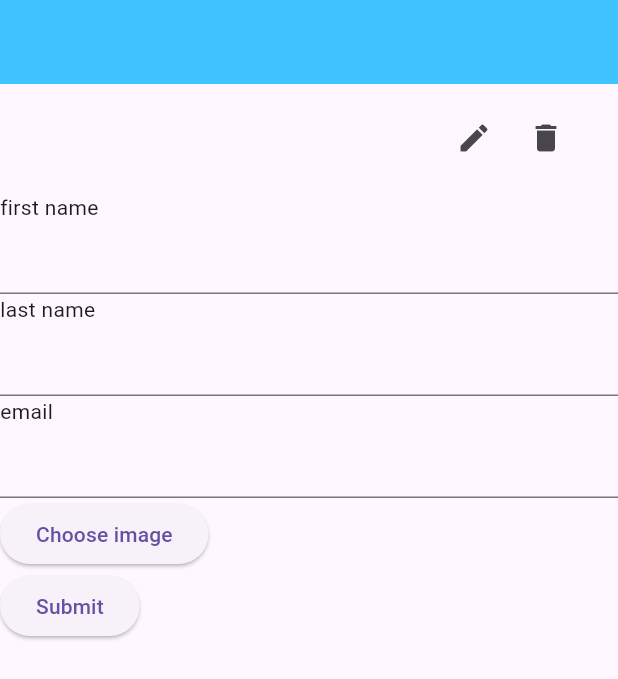
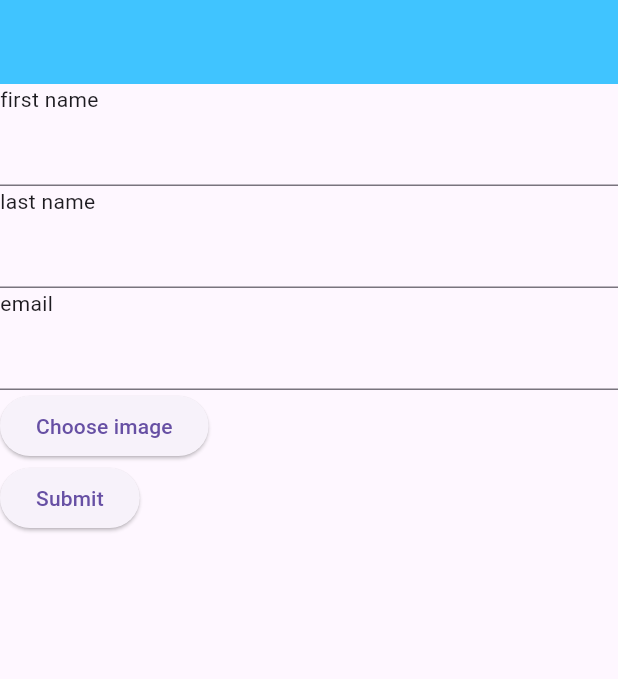
Before and after one commit to Subekshya8686/mobile_app_dev, a Flutter app: the screen it shows after launch, after a tap on "Submit", on a phone screen of 412 x 824 dp. Shown: the top 679 px of the screen. Run offline on Flutter 3.47's test engine with Material 3 defaults, Android fonts, the phone set to English and light mode, and no system bars; our stand-ins replace cloud_firestore, firebase_auth, firebase_core, firebase_database, firebase_storage, flutter_local_notifications and 1 more; accounts and stored records are empty; network calls fail.

Commit message:
User Crud

```diff
--- /dev/null
+++ b/lib/constants/app_image.dart
@@ -0,0 +1 @@
+const String pngCamera = "assets/images/camera.png";
--- a/lib/firestore_example/firestore_example.dart
+++ b/lib/firestore_example/firestore_example.dart
@@ -1,11 +1,14 @@
 import 'dart:io';
 
-import 'package:firebase_storage/firebase_storage.dart';
-import 'package:flutter_1/model/user_model.dart';
 import 'package:cloud_firestore/cloud_firestore.dart';
 import 'package:firebase_database/firebase_database.dart';
+import 'package:firebase_storage/firebase_storage.dart';
 import 'package:flutter/material.dart';
+import 'package:flutter_1/constants/app_image.dart';
+import 'package:flutter_1/model/user_model.dart';
+import 'package:flutter_1/providers/user_view_model.dart';
 import 'package:image_picker/image_picker.dart';
+import 'package:provider/provider.dart';
 
 class FireStoreExample extends StatefulWidget {
   const FireStoreExample({super.key});
@@ -22,6 +25,20 @@ class _FireStoreExampleState extends State<FireStoreExample> {
 
   final firestore = FirebaseFirestore.instance;
 
+  late UserViewModel _userViewModel;
+
+  @override
+  void initState() {
+    // TODO: implement initState
+    WidgetsBinding.instance.addPostFrameCallback((timeStamp) {
+      _userViewModel = Provider.of<UserViewModel>(context, listen: false);
+      _userViewModel.fetchData();
+    });
+
+    super.initState();
+  }
+
+  @override
   File? file;
   String? tempUrl;
 
@@ -30,7 +47,7 @@ class _FireStoreExampleState extends State<FireStoreExample> {
     await ImagePicker().pickImage(source: source, imageQuality: 100);
     if (selected == null) {
       ScaffoldMessenger.of(context)
-          .showSnackBar(SnackBar(content: Text("No image Selected")));
+          .showSnackBar(SnackBar(content: Text("No image selected")));
     } else {
       setState(() {
         file = File(selected.path);
@@ -47,8 +64,9 @@ class _FireStoreExampleState extends State<FireStoreExample> {
         .child("users")
         .child(filename)
         .putFile(File(file!.path));
-
     String url = await photo.ref.getDownloadURL();
+    print("This is url");
+    print(url);
     setState(() {
       tempUrl = url;
     });
@@ -58,11 +76,21 @@ class _FireStoreExampleState extends State<FireStoreExample> {
   Widget build(BuildContext context) {
     return Scaffold(
       appBar: AppBar(),
-      body: SingleChildScrollView(
+      body: Consumer<UserViewModel>(builder: (context, user, child) {
+        return SingleChildScrollView(
           child: Column(
             mainAxisAlignment: MainAxisAlignment.start,
             crossAxisAlignment: CrossAxisAlignment.start,
             children: [
+              Column(
+                children: user.data
+                    .map((e) => ListTile(
+                  title: Text(e.data().firstname ?? ""),
+                  subtitle: Text(e.data().email ?? ""),
+                ))
+                    .toList(),
+              ),
+
               ///List<String> data = ["a","b","c"]
               /// for (i =0 ;i<data.length;i++){
               /// print(data[i]);
@@ -72,74 +100,75 @@ class _FireStoreExampleState extends State<FireStoreExample> {
               /// print(a)
               /// }
               ///
-            StreamBuilder(
-              stream: firestore.collection('users').snapshots(),
-              builder: (context, snapshot) {
-                return ListView(
-                  physics: const ScrollPhysics(),
-                  shrinkWrap: true,
-                  children: snapshot.data!.docs.map((DocumentSnapshot e) {
-                    UserModel user =
-                        UserModel.fromJson(e.data() as Map<String, dynamic>);
-                    return ListTile(
-                      title: Text(user.email),
-                      // ?? means if null
-                      subtitle: Text(user.firstname ?? "n/a"),
-                      trailing: Row(
-                        mainAxisSize: MainAxisSize.min,
-                        children: [
-                          IconButton(
-                              icon: Icon(Icons.edit),
-                              onPressed: () {
-                                setState(() {
-                                  emailController.text = e['email'];
-                                });
-                                showDialog(
-                                  context: context,
-                                  builder: (context) {
-                                    return AlertDialog(
-                                      title: Text("Edit"),
-                                      content: Container(
-                                        height: 500,
-                                        child: Column(
-                                          children: [
-                                            TextFormField(
-                                              controller: emailController,
-                                            ),
-                                            ElevatedButton(
-                                                onPressed: () {
-                                                  var data = {
-                                                    "email":
-                                                        emailController.text,
-                                                  };
-                                                  firestore
-                                                      .collection('users')
-                                                      .doc(e.id)
-                                                      .update(data);
-                                                },
-                                                child: Text("Submit"))
-                                          ],
-                                        ),
-                                      ),
-                                    );
-                                  },
-                                );
-                              }),
-                          IconButton(
-                              icon: Icon(Icons.delete),
-                              onPressed: () {
-                                firestore
-                                    .collection('users')
-                                    .doc(e.id)
-                                    .delete();
-                              }),
-                        ],
-                      ),
-                    );
-                  }).toList(),
-                );
-              },
-            ),
+              // StreamBuilder(
+              //   stream: firestore.collection('users').snapshots(),
+              //   builder: (context, snapshot) {
+              //     return ListView(
+              //       physics: const ScrollPhysics(),
+              //       shrinkWrap: true,
+              //       children: snapshot.data!.docs.map((DocumentSnapshot e) {
+              //         UserModel user =
+              //             UserModel.fromJson(e.data() as Map<String, dynamic>);
+              //         return ListTile(
+              //           leading: Image.network(user.image.toString()),
+              //           title: Text(user.email),
+              //           // ?? means if null
+              //           subtitle: Text(user.firstname ?? "n/a"),
+              //           trailing: Row(
+              //             mainAxisSize: MainAxisSize.min,
+              //             children: [
+              //               IconButton(
+              //                   icon: Icon(Icons.edit),
+              //                   onPressed: () {
+              //                     setState(() {
+              //                       emailController.text = e['email'];
+              //                     });
+              //                     showDialog(
+              //                       context: context,
+              //                       builder: (context) {
+              //                         return AlertDialog(
+              //                           title: Text("Edit"),
+              //                           content: Container(
+              //                             height: 500,
+              //                             child: Column(
+              //                               children: [
+              //                                 TextFormField(
+              //                                   controller: emailController,
+              //                                 ),
+              //                                 ElevatedButton(
+              //                                     onPressed: () {
+              //                                       var data = {
+              //                                         "email":
+              //                                             emailController.text,
+              //                                       };
+              //                                       firestore
+              //                                           .collection('users')
+              //                                           .doc(e.id)
+              //                                           .update(data);
+              //                                     },
+              //                                     child: Text("Submit"))
+              //                               ],
+              //                             ),
+              //                           ),
+              //                         );
+              //                       },
+              //                     );
+              //                   }),
+              //               IconButton(
+              //                   icon: Icon(Icons.delete),
+              //                   onPressed: () {
+              //                     firestore
+              //                         .collection('users')
+              //                         .doc(e.id)
+              //                         .delete();
+              //                   }),
+              //             ],
+              //           ),
+              //         );
+              //       }).toList(),
+              //     );
+              //   },
+              // ),
               const Text("first name"),
               TextFormField(controller: fnameController),
               const Text("last name"),
@@ -161,8 +190,8 @@ class _FireStoreExampleState extends State<FireStoreExample> {
                       context: context,
                       builder: (context) {
                         return AlertDialog(
-                        title: Text("Browse image"),
-                        content: Container(
+                          title: const Text("Browse image"),
+                          content: SizedBox(
                             height: 150,
                             child: Row(
                               children: [
@@ -172,13 +201,15 @@ class _FireStoreExampleState extends State<FireStoreExample> {
                                         pickImage(ImageSource.camera);
                                       },
                                       child: Image.asset(
-                                  "assets/images/camera.png",
+                                        pngCamera,
                                         height: 100,
                                       ),
                                     )),
                                 Expanded(
                                     child: InkWell(
-                                onTap: () {},
+                                      onTap: () {
+                                        pickImage(ImageSource.gallery);
+                                      },
                                       child: Image.asset(
                                         "assets/images/gallery.png",
                                         height: 100,
@@ -194,19 +225,18 @@ class _FireStoreExampleState extends State<FireStoreExample> {
                   child: Text("Choose image")),
               ElevatedButton(
                   onPressed: () async {
-                  // FirebaseDatabase.instance.ref().child("").set(value);
-                  var data = {
-                    "firstname": fnameController.text,
-                    "lastname": lnameController.text,
-                    "email": emailController.text,
-                  };
-                  firestore.collection('users').doc().set(data);
-                  // firestore.collection('users').doc("1").set(data);
+                    UserModel data = UserModel(
+                        email: emailController.text,
+                        image: tempUrl,
+                        firstname: fnameController.text,
+                        lastname: lnameController.text);
+                    user.saveData(data);
                   },
                   child: Text("Submit"))
             ],
           ),
-      ),
+        );
+      }),
     );
   }
 }
--- a/lib/main.dart
+++ b/lib/main.dart
@@ -4,6 +4,8 @@ import 'package:flutter/material.dart';
 import 'package:flutter_1/firebase_options.dart';
 import 'package:flutter_1/firestore_example/firestore_example.dart';
 import 'package:flutter_1/form/form_screen.dart';
+import 'package:flutter_1/providers/user_view_model.dart';
+import 'package:provider/provider.dart';
 import 'route/route_generator.dart';
 import 'splash/splash_screen.dart';
 import 'dashboard/dashboard.dart';
@@ -22,13 +24,18 @@ class MyApp extends StatelessWidget {
 
   @override
   Widget build(BuildContext context) {
-    return MaterialApp(
+    return MultiProvider(
+        providers: [
+      ChangeNotifierProvider(create: (_)=>UserViewModel()),
+    ],
+        child: MaterialApp(
         debugShowCheckedModeBanner: false,
         theme: ThemeData(
             appBarTheme: const AppBarTheme(color: Colors.lightBlueAccent)),
         // home: DashBoard()
         initialRoute: FireStoreExample.routeName,
         onGenerateRoute: RouteGenerator.generateRoute,
+      )
     );
   }
 }
--- /dev/null
+++ b/lib/providers/user_view_model.dart
@@ -0,0 +1,25 @@
+import 'package:cloud_firestore/cloud_firestore.dart';
+import 'package:flutter/material.dart';
+import 'package:flutter_1/model/user_model.dart';
+import 'package:flutter_1/repository/user_repo.dart';
+
+class UserViewModel with ChangeNotifier {
+  Future<void> saveData(UserModel data) async {
+    await UserRepo().saveData(data);
+  }
+
+  List<QueryDocumentSnapshot<UserModel>> _data = [];
+
+  List<QueryDocumentSnapshot<UserModel>> get data => _data;
+
+  Future<void> fetchData() async{
+    try {
+      final res = await UserRepo().getData();
+      _data = res;
+    } on Exception catch (e) {
+      print(e.toString());
+      // TODO
+    }
+    notifyListeners();
+  }
+}
--- /dev/null
+++ b/lib/repository/user_repo.dart
@@ -0,0 +1,41 @@
+import 'package:cloud_firestore/cloud_firestore.dart';
+import 'package:firebase_auth/firebase_auth.dart';
+import 'package:flutter_1/model/user_model.dart';
+
+class UserRepo {
+  final instance = FirebaseFirestore.instance.collection("users").withConverter(
+    fromFirestore: (snapshot, options) =>
+        UserModel.fromJson(snapshot.data() as Map<String, dynamic>),
+    toFirestore: (UserModel value, options) => value.toJson(),
+  );
+
+  ///post
+
+  Future<dynamic> saveData(UserModel data) async {
+    try {
+      final response = await instance.add(data);
+      return response;
+    } on Exception catch (e) {
+      // TODO
+      print(e.toString());
+    }
+    return null;
+  }
+
+  ///get
+
+  Future<List<QueryDocumentSnapshot<UserModel>>> getData() async {
+    try {
+      final response = (await instance.get()).docs;
+      return response;
+    } on Exception catch (e) {
+      // TODO
+      print(e.toString());
+    }
+    return [];
+  }
+
+//post
+//update
+//delete
+}
--- a/pubspec.yaml
+++ b/pubspec.yaml
@@ -41,6 +41,10 @@ dependencies:
   cloud_firestore: ^4.13.6
   firebase_storage: ^11.5.6
   image_picker: ^1.0.5
+  provider: ^6.1.1
+  flutter_local_notifications: ^13.0.0
+  firebase_messaging: ^14.7.10
+  path_provider: ^2.1.2
 
 
 dev_dependencies:
```
Also changed, not shown: lib/service/local_notification_service.dart (added, +89 -0 lines), pubspec.lock. Lines whose indentation alone changed are shown as unchanged.
